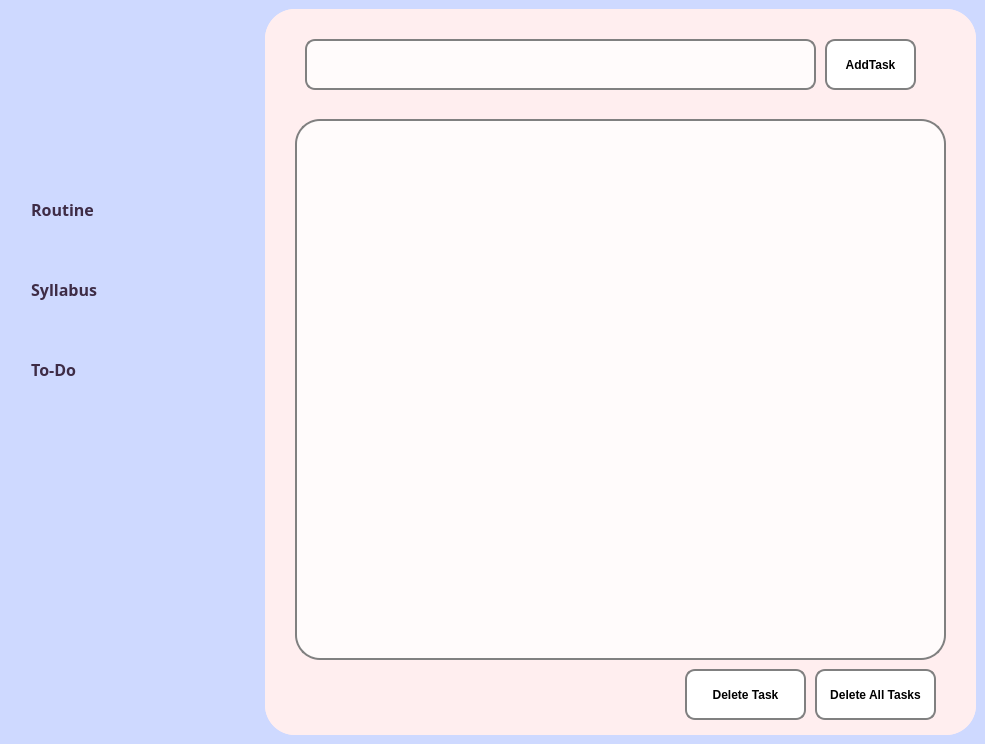
First picture: the form in mainwindow.ui, repository SagarP-0/Routine, before the edit.
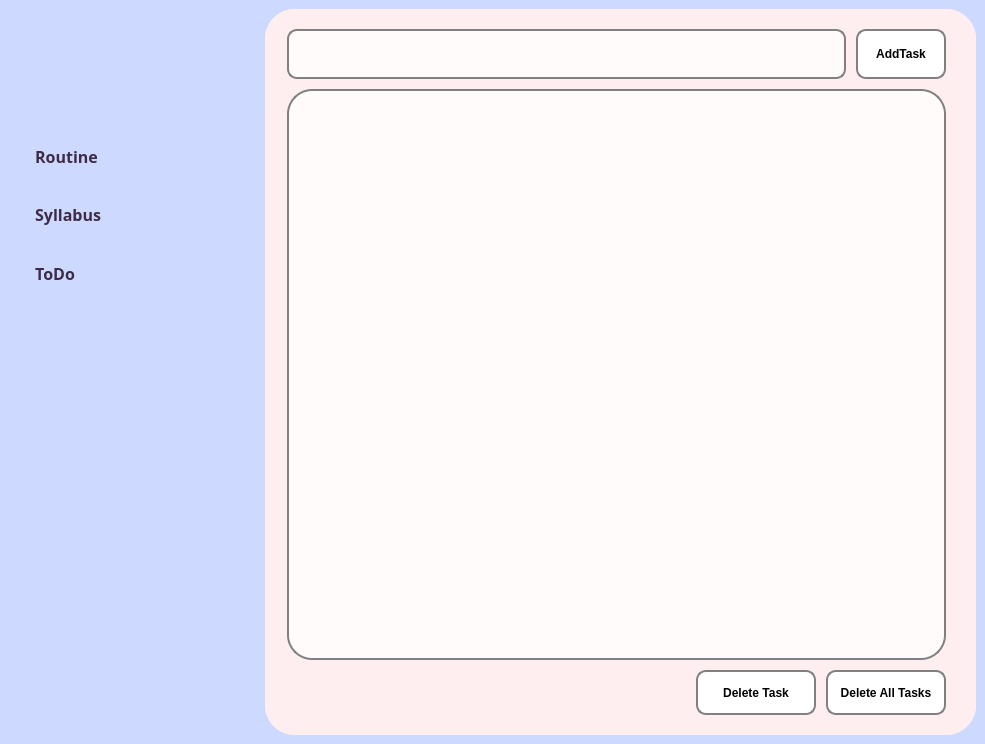
Second picture: the form after the edit. The open tabs and pages were chosen to show the change. Icons and pictures are not drawn.

Diff of the .ui file:
```diff
--- a/mainwindow.ui
+++ b/mainwindow.ui
@@ -47,118 +47,30 @@
 	background-color:rgb(206, 217, 255)
 }</string>
       </property>
-      <widget class="QPushButton" name="SyllabusBut">
-       <property name="geometry">
-        <rect>
-         <x>0</x>
-         <y>250</y>
-         <width>251</width>
-         <height>61</height>
-        </rect>
+      <layout class="QVBoxLayout" name="verticalLayout_3">
+       <property name="leftMargin">
+        <number>4</number>
        </property>
-       <property name="font">
-        <font>
-         <family>Algerian</family>
-         <pointsize>12</pointsize>
-         <italic>false</italic>
-         <bold>true</bold>
-        </font>
+       <property name="topMargin">
+        <number>4</number>
        </property>
-       <property name="styleSheet">
-        <string notr="true">QPushButton{
-	border:none;
-	text-align:left;
-	font:bold;
-	color:rgb(62, 44, 70);
-	padding-left:18px;
-	border-radius:16px;
-}
-QPushButton:checked{
-	background-color:rgb(254, 255, 244);
-	color:rgb(43, 48, 44)
-}</string>
+       <property name="rightMargin">
+        <number>4</number>
        </property>
-       <property name="text">
-        <string> Syllabus</string>
+       <property name="bottomMargin">
+        <number>4</number>
        </property>
-       <property name="icon">
-        <iconset resource="resources.qrc">
-         <normaloff>:/images/syllabusicon.png</normaloff>:/images/syllabusicon.png</iconset>
-       </property>
-       <property name="iconSize">
-        <size>
-         <width>30</width>
-         <height>30</height>
-        </size>
-       </property>
-       <property name="checkable">
-        <bool>true</bool>
-       </property>
-       <property name="autoExclusive">
-        <bool>true</bool>
-       </property>
-      </widget>
-      <widget class="QPushButton" name="RoutineBut">
-       <property name="geometry">
-        <rect>
-         <x>0</x>
-         <y>170</y>
-         <width>251</width>
-         <height>61</height>
-        </rect>
-       </property>
-       <property name="font">
-        <font>
-         <family>Algerian</family>
-         <pointsize>12</pointsize>
-         <italic>false</italic>
-         <bold>true</bold>
-        </font>
-       </property>
-       <property name="styleSheet">
-        <string notr="true">QPushButton{
-	border:none;
-	text-align:left;
-	font:bold;
-	color:rgb(62, 44, 70);
-	padding-left:18px;
-	border-radius:16px;
-}
-QPushButton:checked{
-	background-color:rgb(254, 255, 244);
-	color:rgb(43, 48, 44)
-}</string>
-       </property>
-       <property name="text">
-        <string> Routine</string>
-       </property>
-       <property name="icon">
-        <iconset resource="resources.qrc">
-         <normaloff>:/images/tableicon.png</normaloff>:/images/tableicon.png</iconset>
-       </property>
-       <property name="iconSize">
-        <size>
-         <width>38</width>
-         <height>38</height>
-        </size>
-       </property>
-       <property name="checkable">
-        <bool>true</bool>
-       </property>
-       <property name="autoExclusive">
-        <bool>true</bool>
-       </property>
-      </widget>
-      <widget class="QWidget" name="layoutWidget">
-       <property name="geometry">
-        <rect>
-         <x>0</x>
-         <y>40</y>
-         <width>231</width>
-         <height>52</height>
-        </rect>
-       </property>
+       <item>
        <layout class="QHBoxLayout" name="horizontalLayout">
+         <property name="spacing">
+          <number>20</number>
+         </property>
+         <property name="topMargin">
+          <number>30</number>
+         </property>
+         <property name="bottomMargin">
+          <number>30</number>
+         </property>
         <item>
          <spacer name="horizontalSpacer">
           <property name="orientation">
@@ -166,7 +78,7 @@
           </property>
           <property name="sizeHint" stdset="0">
            <size>
-            <width>28</width>
+             <width>24</width>
             <height>20</height>
            </size>
           </property>
@@ -208,22 +120,133 @@
           </property>
           <property name="sizeHint" stdset="0">
            <size>
-            <width>28</width>
+             <width>32</width>
             <height>20</height>
            </size>
           </property>
          </spacer>
         </item>
        </layout>
-      </widget>
+       </item>
+       <item>
+        <layout class="QVBoxLayout" name="verticalLayout">
+         <property name="spacing">
+          <number>22</number>
+         </property>
+         <property name="topMargin">
+          <number>10</number>
+         </property>
+         <item>
+          <widget class="QPushButton" name="RoutineBut">
+           <property name="minimumSize">
+            <size>
+             <width>30</width>
+             <height>20</height>
+            </size>
+           </property>
+           <property name="font">
+            <font>
+             <family>Algerian</family>
+             <pointsize>12</pointsize>
+             <italic>false</italic>
+             <bold>true</bold>
+            </font>
+           </property>
+           <property name="styleSheet">
+            <string notr="true">QPushButton{
+	padding:6px;
+	border:none;
+	text-align:left;
+	font:bold;
+	color:rgb(62, 44, 70);
+	padding-left:18px;
+	border-radius:16px;
+}
+QPushButton:checked{
+	background-color:rgb(254, 255, 244);
+	color:rgb(43, 48, 44)
+}</string>
+           </property>
+           <property name="text">
+            <string> Routine</string>
+           </property>
+           <property name="icon">
+            <iconset resource="resources.qrc">
+             <normaloff>:/images/tableicon.png</normaloff>:/images/tableicon.png</iconset>
+           </property>
+           <property name="iconSize">
+            <size>
+             <width>38</width>
+             <height>38</height>
+            </size>
+           </property>
+           <property name="checkable">
+            <bool>true</bool>
+           </property>
+           <property name="autoExclusive">
+            <bool>true</bool>
+           </property>
+          </widget>
+         </item>
+         <item>
+          <widget class="QPushButton" name="SyllabusBut">
+           <property name="minimumSize">
+            <size>
+             <width>30</width>
+             <height>20</height>
+            </size>
+           </property>
+           <property name="font">
+            <font>
+             <family>Algerian</family>
+             <pointsize>12</pointsize>
+             <italic>false</italic>
+             <bold>true</bold>
+            </font>
+           </property>
+           <property name="styleSheet">
+            <string notr="true">QPushButton{
+	padding:7px;
+	border:none;
+	text-align:left;
+	font:bold;
+	color:rgb(62, 44, 70);
+	padding-left:18px;
+	border-radius:16px;
+}
+QPushButton:checked{
+	background-color:rgb(254, 255, 244);
+	color:rgb(43, 48, 44)
+}</string>
+           </property>
+           <property name="text">
+            <string> Syllabus</string>
+           </property>
+           <property name="icon">
+            <iconset resource="resources.qrc">
+             <normaloff>:/images/syllabusicon.png</normaloff>:/images/syllabusicon.png</iconset>
+           </property>
+           <property name="iconSize">
+            <size>
+             <width>34</width>
+             <height>34</height>
+            </size>
+           </property>
+           <property name="checkable">
+            <bool>true</bool>
+           </property>
+           <property name="autoExclusive">
+            <bool>true</bool>
+           </property>
+          </widget>
+         </item>
+         <item>
       <widget class="QPushButton" name="ToDoBut">
-       <property name="geometry">
-        <rect>
-         <x>0</x>
-         <y>330</y>
-         <width>251</width>
-         <height>61</height>
-        </rect>
+           <property name="minimumSize">
+            <size>
+             <width>40</width>
+             <height>30</height>
+            </size>
        </property>
        <property name="font">
         <font>
@@ -235,6 +258,7 @@
        </property>
        <property name="styleSheet">
         <string notr="true">QPushButton{
+	padding:7px;
 	border:none;
 	text-align:left;
 	font:bold;
@@ -248,7 +272,7 @@
 }</string>
        </property>
        <property name="text">
-        <string> To-Do</string>
+            <string> ToDo</string>
        </property>
        <property name="icon">
         <iconset resource="resources.qrc">
@@ -256,8 +280,8 @@
        </property>
        <property name="iconSize">
         <size>
-         <width>28</width>
-         <height>28</height>
+             <width>34</width>
+             <height>34</height>
         </size>
        </property>
        <property name="checkable">
@@ -267,6 +291,23 @@
         <bool>true</bool>
        </property>
       </widget>
+         </item>
+         <item>
+          <spacer name="verticalSpacer">
+           <property name="orientation">
+            <enum>Qt::Vertical</enum>
+           </property>
+           <property name="sizeHint" stdset="0">
+            <size>
+             <width>20</width>
+             <height>40</height>
+            </size>
+           </property>
+          </spacer>
+         </item>
+        </layout>
+       </item>
+      </layout>
      </widget>
     </item>
     <item>
@@ -279,14 +320,38 @@
       </property>
       <widget class="QWidget" name="RoutinePage"/>
       <widget class="QWidget" name="ToDoPage">
+       <layout class="QVBoxLayout" name="verticalLayout_2">
+        <property name="spacing">
+         <number>10</number>
+        </property>
+        <property name="leftMargin">
+         <number>22</number>
+        </property>
+        <property name="topMargin">
+         <number>20</number>
+        </property>
+        <property name="rightMargin">
+         <number>30</number>
+        </property>
+        <property name="bottomMargin">
+         <number>20</number>
+        </property>
+        <item>
+         <layout class="QHBoxLayout" name="horizontalLayout_4">
+          <item>
        <widget class="QLineEdit" name="tasktextbox">
-        <property name="geometry">
-         <rect>
-          <x>40</x>
-          <y>30</y>
-          <width>511</width>
-          <height>51</height>
-         </rect>
+            <property name="minimumSize">
+             <size>
+              <width>300</width>
+              <height>50</height>
+             </size>
+            </property>
+            <property name="font">
+             <font>
+              <family>Arial Black</family>
+              <pointsize>10</pointsize>
+              <bold>true</bold>
+             </font>
         </property>
         <property name="styleSheet">
          <string notr="true">QLineEdit{
@@ -296,14 +361,14 @@
 }</string>
         </property>
        </widget>
+          </item>
+          <item>
        <widget class="QPushButton" name="AddTaskBut">
-        <property name="geometry">
-         <rect>
-          <x>560</x>
-          <y>30</y>
-          <width>91</width>
-          <height>51</height>
-         </rect>
+            <property name="minimumSize">
+             <size>
+              <width>90</width>
+              <height>50</height>
+             </size>
         </property>
         <property name="styleSheet">
          <string notr="true">border: 2px solid gray;
@@ -317,14 +382,17 @@
          <string>AddTask</string>
         </property>
        </widget>
+          </item>
+         </layout>
+        </item>
+        <item>
        <widget class="QListWidget" name="listWidget">
-        <property name="geometry">
-         <rect>
-          <x>30</x>
-          <y>110</y>
-          <width>651</width>
-          <height>541</height>
-         </rect>
+          <property name="font">
+           <font>
+            <family>Arial Black</family>
+            <pointsize>10</pointsize>
+            <bold>true</bold>
+           </font>
         </property>
         <property name="styleSheet">
          <string notr="true">QListWidget{
@@ -336,35 +404,35 @@
 }</string>
         </property>
        </widget>
-       <widget class="QPushButton" name="DeleteAllTasksBut">
-        <property name="geometry">
-         <rect>
-          <x>550</x>
-          <y>660</y>
-          <width>121</width>
-          <height>51</height>
-         </rect>
-        </property>
-        <property name="styleSheet">
-         <string notr="true">border: 2px solid gray;
-border-radius: 10px;
-background-color:rgb(255, 255, 255);
-font:bold;
-color:black;
-</string>
-        </property>
-        <property name="text">
-         <string>Delete All Tasks</string>
-        </property>
-       </widget>
+        </item>
+        <item>
+         <layout class="QHBoxLayout" name="horizontalLayout_2">
+          <item>
+           <spacer name="horizontalSpacer_3">
+            <property name="orientation">
+             <enum>Qt::Horizontal</enum>
+            </property>
+            <property name="sizeHint" stdset="0">
+             <size>
+              <width>40</width>
+              <height>20</height>
+             </size>
+            </property>
+           </spacer>
+          </item>
+          <item>
        <widget class="QPushButton" name="DeleteTaskBut">
-        <property name="geometry">
-         <rect>
-          <x>420</x>
-          <y>660</y>
-          <width>121</width>
-          <height>51</height>
-         </rect>
+            <property name="minimumSize">
+             <size>
+              <width>120</width>
+              <height>45</height>
+             </size>
+            </property>
+            <property name="maximumSize">
+             <size>
+              <width>1000</width>
+              <height>800</height>
+             </size>
         </property>
         <property name="styleSheet">
          <string notr="true">border: 2px solid gray;
@@ -378,6 +446,37 @@
          <string>Delete Task</string>
         </property>
        </widget>
+          </item>
+          <item>
+           <widget class="QPushButton" name="DeleteAllTasksBut">
+            <property name="minimumSize">
+             <size>
+              <width>120</width>
+              <height>45</height>
+             </size>
+            </property>
+            <property name="maximumSize">
+             <size>
+              <width>1000</width>
+              <height>800</height>
+             </size>
+            </property>
+            <property name="styleSheet">
+             <string notr="true">border: 2px solid gray;
+border-radius: 10px;
+background-color:rgb(255, 255, 255);
+font:bold;
+color:black;
+</string>
+            </property>
+            <property name="text">
+             <string>Delete All Tasks</string>
+            </property>
+           </widget>
+          </item>
+         </layout>
+        </item>
+       </layout>
       </widget>
       <widget class="QWidget" name="SyllabusPage"/>
      </widget>
```
Lines whose indentation alone changed are shown as unchanged.
